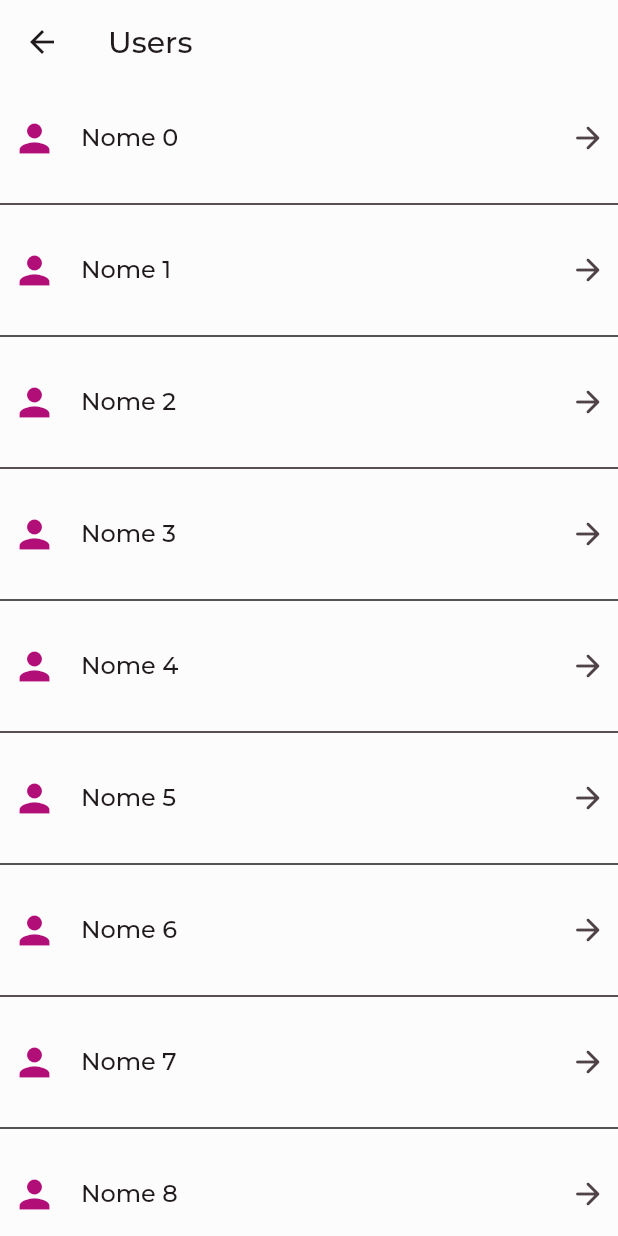
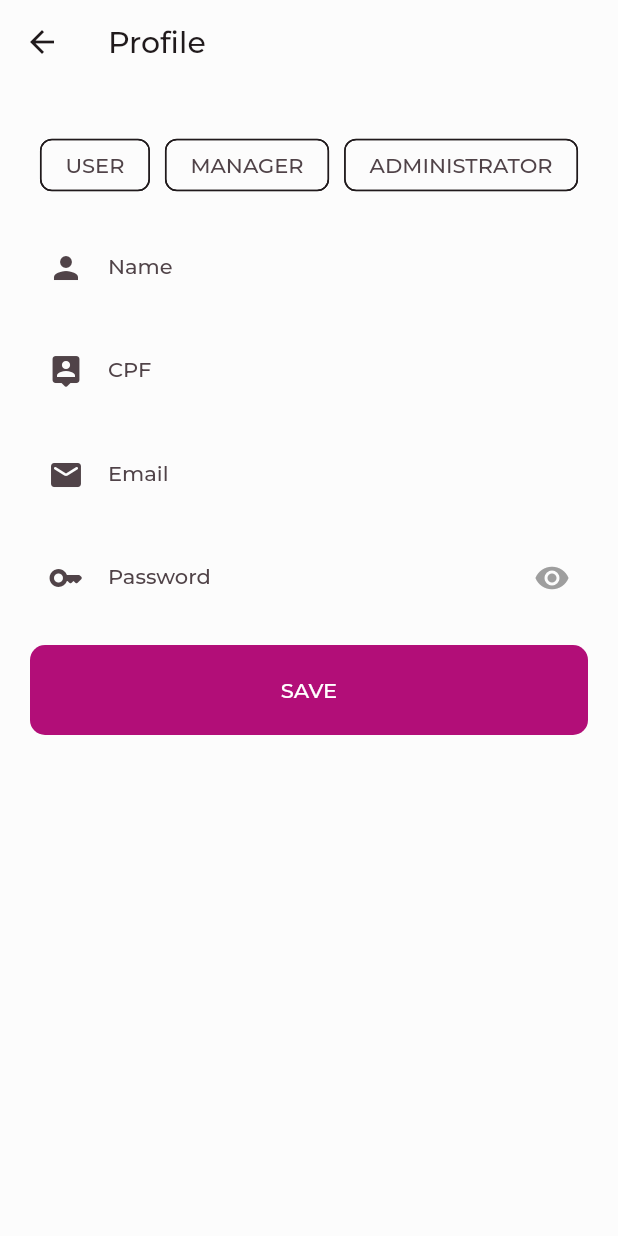
Before and after one commit to Wu1z/user_registration, a Flutter app: the UserListPage screen opened directly, after a tap on an icon or button, on a phone screen of 412 x 824 dp. Run offline on Flutter 3.47's test engine with Material 2 defaults, Android fonts, the phone set to English and light mode, and no system bars; our stand-ins replace google_fonts, mask_text_input_formatter.

Commit message:
Criado tela de perfil, requisiçoes e modelos

```diff
--- a/lib/user_list/view/user_list_page.dart
+++ b/lib/features/user_list/view/user_list_page.dart
@@ -1,4 +1,5 @@
 import 'package:flutter/material.dart';
+import 'package:user_registration/features/user_profile/view/user_profile_page.dart';
 
 class UserListPage extends StatefulWidget {
   const UserListPage({Key? key}) : super(key: key);
@@ -14,10 +15,14 @@ class _UserListPageState extends State<UserListPage> {
       appBar: AppBar(
         title: const Text("Users"),
       ),
+      floatingActionButton: FloatingActionButton(
+        child: const Icon(Icons.add),
+        onPressed: () => _goToProfilePage(),
+      ),
       body: ListView.separated(
         itemCount: 10,
         physics: const BouncingScrollPhysics(),
-        separatorBuilder: (context, index) => const Divider(thickness: 1),
+        separatorBuilder: (context, index) => const Divider(height: 1),
         itemBuilder: (_, index) {
           return ListTile(
             contentPadding: const EdgeInsets.all(8),
@@ -30,8 +35,9 @@ class _UserListPageState extends State<UserListPage> {
               "Nome $index",
               style: const TextStyle(fontSize: 16),
             ),
-            trailing: const Icon(
-              Icons.arrow_forward_rounded,
+            trailing: Icon(
+              Icons.arrow_forward_ios_rounded,
+              color: Theme.of(context).colorScheme.secondary,
             ),
             onTap: () => _goToProfilePage(),
           );
@@ -41,6 +47,9 @@ class _UserListPageState extends State<UserListPage> {
   }
 
   _goToProfilePage() {
-    debugPrint('');
+    final route = MaterialPageRoute(
+      builder: (context) => const UserProfilePage(),
+    );
+    Navigator.push(context, route);
   }
 }
--- /dev/null
+++ b/lib/features/user_profile/view/user_profile_page.dart
@@ -0,0 +1,169 @@
+// ignore_for_file: prefer_const_constructors
+
+import 'package:flutter/material.dart';
+import 'package:mask_text_input_formatter/mask_text_input_formatter.dart';
+import 'package:user_registration/features/user_profile/viewmodel/user_profile_view_model.dart';
+import 'package:user_registration/shared/models/profiles_enum.dart';
+import 'package:user_registration/shared/widgets/default_text_field.dart';
+
+class UserProfilePage extends StatefulWidget {
+  const UserProfilePage({Key? key}) : super(key: key);
+
+  @override
+  State<UserProfilePage> createState() => _UserProfilePageState();
+}
+
+class _UserProfilePageState extends State<UserProfilePage> {
+
+  final _nameController = TextEditingController();
+  final _cpfController = TextEditingController();
+  final _emailController = TextEditingController();
+  final _passwordController = TextEditingController();
+  final _viewModel = UserProfileViewModel();
+  bool _hidePassword = true;
+  bool _isUser = false;
+  bool _isManager = false;
+  bool _isAdministrator = false;
+
+  @override
+  Widget build(BuildContext context) {
+    return Scaffold(
+      appBar: AppBar(
+        title: Text("Profile"),
+      ),
+      body: SingleChildScrollView(
+        physics: const BouncingScrollPhysics(),
+        padding: const EdgeInsets.all(20),
+        child: Column(
+          children: [
+            Padding(
+              padding: EdgeInsets.only(top: 10, bottom: 20),
+              child: Wrap(
+                spacing: 10,
+                children: [
+                  FilterChip(
+                    label: Text('USER'),
+                    selected: _isUser,
+                    elevation: 0,
+                    selectedColor: Theme.of(context).colorScheme.primary,
+                    onSelected: (value) {
+                      setState(() {
+                        _isUser = value;
+                      });
+                    },
+                  ),
+                  FilterChip(
+                    label: Text('MANAGER'),
+                    selected: _isManager,
+                    elevation: 0,
+                    selectedColor: Theme.of(context).colorScheme.primary,
+                    onSelected: (value) {
+                      setState(() {
+                        _isManager = value;
+                      });
+                    },
+                  ),
+                  FilterChip(
+                    label: Text('ADMINISTRATOR'),
+                    selected: _isAdministrator,
+                    elevation: 0,
+                    selectedColor: Theme.of(context).colorScheme.primary,
+                    onSelected: (value) {
+                      setState(() {
+                        _isAdministrator = value;
+                      });
+                    },
+                  ),
+                ],
+              ),
+            ),
+            DefaultTextField(
+              label: "Name",
+              controller: _nameController,
+              maxLength: 50,
+              icon: const Icon(Icons.person),
+            ),
+            const SizedBox(height: 20),
+            ValueListenableBuilder(
+              valueListenable: _viewModel.cpfErrorText,
+              builder: (context, String? error, child) {
+                return DefaultTextField(
+                  label: "CPF",
+                  controller: _cpfController,
+                  errorText: error,
+                  onChanged: (text) => _viewModel.validateCpf(text),
+                  icon: const Icon(Icons.person_pin_rounded),
+                  inputFormatters: [
+                    MaskTextInputFormatter(
+                      mask: "###.###.###-##",
+                      filter: {
+                        "#": RegExp(r'[0-9]')
+                      },
+                    )
+                  ],
+                );
+              },
+            ),
+            const SizedBox(height: 20),
+            ValueListenableBuilder(
+              valueListenable: _viewModel.emailErrorText,
+              builder: (context, String? error, child) {
+                return DefaultTextField(
+                  label: "Email",
+                  controller: _emailController,
+                  maxLength: 20,
+                  icon: const Icon(Icons.mail_rounded),
+                  errorText: error,
+                  inputType: TextInputType.emailAddress,
+                  onChanged: (value) => _viewModel.validateMail(value),
+                );
+              },
+            ),
+            const SizedBox(height: 20),
+            DefaultTextField(
+              label: "Password",
+              controller: _passwordController,
+              maxLength: 10,
+              isPassword: _hidePassword,
+              icon: const Icon(Icons.key_rounded),
+              suffixIcon: IconButton(
+                icon: const Icon(Icons.remove_red_eye_rounded),
+                color: _hidePassword
+                  ? Colors.grey
+                  : Theme.of(context).colorScheme.primary,
+                onPressed: () => _onShowPassword()
+              ),
+            ),
+            const SizedBox(height: 20),
+            SizedBox(
+              width: double.infinity,
+              child: MaterialButton(
+                elevation: 0,
+                shape: RoundedRectangleBorder(
+                  borderRadius: BorderRadius.circular(10)
+                ),
+                color: Theme.of(context).colorScheme.primary,
+                height: 60,
+                onPressed: () {
+                  Navigator.pop(context);
+                },
+                child: Text(
+                  "SAVE",
+                  style: TextStyle(
+                    color: Theme.of(context).colorScheme.onPrimary,
+                  ),
+                )
+              ),
+            ),
+          ],
+        ),
+      ),
+    );
+  }
+
+  _onShowPassword() {
+    setState(() {
+      _hidePassword = !_hidePassword;
+    });
+  }
+}
--- /dev/null
+++ b/lib/features/user_profile/viewmodel/user_profile_view_model.dart
@@ -0,0 +1,27 @@
+import 'package:flutter/cupertino.dart';
+import 'package:user_registration/shared/utils/regex_utils.dart';
+
+class UserProfileViewModel {
+  ValueNotifier<String?> emailErrorText = ValueNotifier(null);
+  ValueNotifier<String?> cpfErrorText = ValueNotifier(null);
+
+  void validateMail(String value) {
+    if(value.isNotEmpty) {
+      if(RegexUtils.validateEmail(value)) {
+        emailErrorText.value = null;
+      } else {
+        emailErrorText.value = "Invalid Email";
+      }
+    }
+  }
+
+  void validateCpf(String value) {
+    if(value.isNotEmpty) {
+      if(RegexUtils.cpfValidator(value)) {
+        cpfErrorText.value = null;
+      } else {
+        cpfErrorText.value = "Invalid CPF";
+      }
+    }
+  }
+}
--- a/lib/main.dart
+++ b/lib/main.dart
@@ -1,6 +1,6 @@
 import 'package:flutter/material.dart';
 import 'package:google_fonts/google_fonts.dart';
-import 'package:user_registration/login/view/login_page.dart';
+import 'package:user_registration/features/login/view/login_page.dart';
 import 'package:user_registration/shared/theme/theme.dart';
 
 void main() {
--- /dev/null
+++ b/lib/shared/connection/api_route.dart
@@ -0,0 +1,5 @@
+class ApiRoute {
+  static const baseUrl = "https://poc-person-service.herokuapp.com/";
+  static const authRoute = "$baseUrl/poc/person-api/v1/authenticates/login";
+  static const personRoute = "$baseUrl/poc/person-api/v1/person";
+}
--- /dev/null
+++ b/lib/shared/models/login_request_model.dart
@@ -0,0 +1,18 @@
+class LoginRequestModel {
+  String? username;
+  String? password;
+
+  LoginRequestModel({this.username, this.password});
+
+  LoginRequestModel.fromJson(Map<String, dynamic> json) {
+    username = json['username'];
+    password = json['password'];
+  }
+
+  Map<String, dynamic> toJson() {
+    final Map<String, dynamic> data = <String, dynamic>{};
+    data['username'] = username;
+    data['password'] = password;
+    return data;
+  }
+}
--- /dev/null
+++ b/lib/shared/models/person_model.dart
@@ -0,0 +1,31 @@
+class PersonModel {
+  String? id;
+  String? cpf;
+  String? name;
+  String? email;
+  String? password;
+  List<String>? profiles;
+
+  PersonModel(
+      {this.id, this.cpf, this.name, this.email, this.password, this.profiles});
+
+  PersonModel.fromJson(Map<String, dynamic> json) {
+    id = json['id'];
+    cpf = json['cpf'];
+    name = json['name'];
+    email = json['email'];
+    password = json['password'];
+    profiles = json['profiles'].cast<String>();
+  }
+
+  Map<String, dynamic> toJson() {
+    final Map<String, dynamic> data = <String, dynamic>{};
+    data['id'] = id;
+    data['cpf'] = cpf;
+    data['name'] = name;
+    data['email'] = email;
+    data['password'] = password;
+    data['profiles'] = profiles;
+    return data;
+  }
+}
--- /dev/null
+++ b/lib/shared/models/profiles_enum.dart
@@ -0,0 +1,9 @@
+enum Profiles {
+  user('USER'),
+  manager('MANAGER'),
+  administrator('ADMINISTRATOR');
+
+  final String name;
+
+  const Profiles(this.name);
+}
--- /dev/null
+++ b/lib/shared/widgets/default_text_field.dart
@@ -0,0 +1,56 @@
+import 'package:flutter/material.dart';
+import 'package:flutter/services.dart';
+
+class DefaultTextField extends StatelessWidget {
+  final String label;
+  final TextEditingController controller;
+  final bool isPassword;
+  final ValueChanged<String>? onChanged;
+  final int? maxLength;
+  final TextInputType? inputType;
+  final String? errorText;
+  final Widget? icon;
+  final Widget? suffixIcon;
+  final List<TextInputFormatter>? inputFormatters;
+
+  const DefaultTextField({
+    Key? key,
+    required this.label,
+    required this.controller,
+    this.isPassword = false,
+    this.onChanged,
+    this.maxLength,
+    this.inputType,
+    this.errorText,
+    this.icon,
+    this.suffixIcon,
+    this.inputFormatters,
+  }) : super(key: key);
+
+  @override
+  Widget build(BuildContext context) {
+    return TextField(
+      controller: controller,
+      maxLength: maxLength,
+      obscureText: isPassword,
+      keyboardType: inputType,
+      inputFormatters: inputFormatters,
+      onChanged: onChanged != null ? (value) => onChanged!(value) : null,
+      decoration: InputDecoration(
+        label: Text(label),
+        errorText: errorText,
+        filled: true,
+        counterText: "",
+        prefixIcon: icon,
+        suffixIcon: suffixIcon,
+        border: OutlineInputBorder(
+          borderRadius: BorderRadius.circular(10),
+          borderSide: const BorderSide(
+            width: 0,
+            style: BorderStyle.none
+          ),
+        ),
+      ),
+    );
+  }
+}
--- a/pubspec.yaml
+++ b/pubspec.yaml
@@ -35,6 +35,8 @@ dependencies:
   # Use with the CupertinoIcons class for iOS style icons.
   cupertino_icons: ^1.0.2
   google_fonts: ^2.3.2
+  http: ^0.13.4
+  mask_text_input_formatter: ^2.3.0
 
 dev_dependencies:
   flutter_test:
```
Also changed, not shown: lib/features/login/view/login_page.dart (renamed from lib/login/view/login_page.dart, +25 -26 lines), lib/shared/connection/api_client.dart (added, +116 -0 lines), lib/shared/models/exception_model.dart (added, +18 -0 lines), lib/shared/models/login_response_model.dart (added, +21 -0 lines), lib/shared/repositories/interfaces/iperson_repository.dart (added, +9 -0 lines), lib/shared/utils/regex_utils.dart (added, +14 -0 lines), pubspec.lock.
